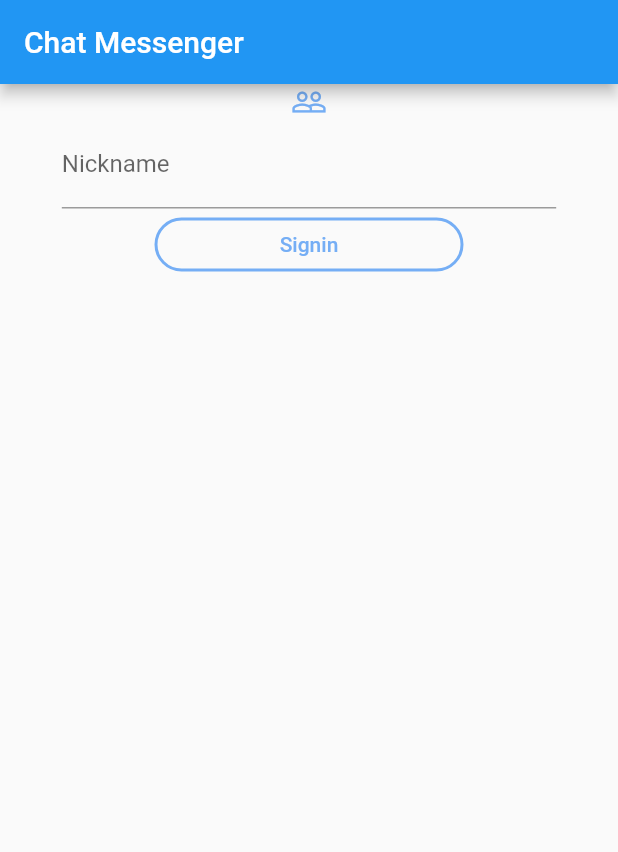
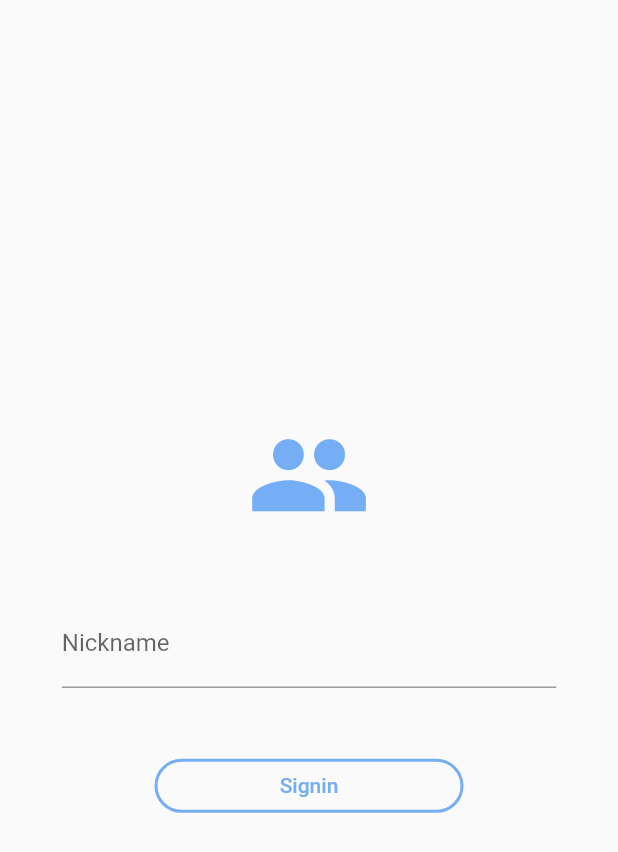
Before and after one commit to jlaskowska/chat_messenger, a Flutter app: the screen it shows after launch, on a phone screen of 412 x 824 dp. Shown: the top 852 px of the screen. Run offline on Flutter 3.47's test engine with Material 2 defaults, Android fonts, the phone set to English and light mode, and no system bars; our stand-ins replace firebase_auth, flutter_secure_storage, mobx; accounts and stored records are empty; generated files the repository leaves out were written again.

Commit message:
UI tweaks.

```diff
--- a/lib/main.dart
+++ b/lib/main.dart
@@ -46,9 +46,9 @@ class HomeScreen extends StatelessWidget {
   @override
   Widget build(BuildContext context) {
     return Scaffold(
-        appBar: AppBar(
-          title: Text(AppLocalizations.appTitle),
-        ),
+        // appBar: AppBar(
+        //   title: Text(AppLocalizations.appTitle),
+        // ),
         body: GestureDetector(
       // GestureDetector dismisses the keyboard when the user clicks outside of the TextField
       behavior: HitTestBehavior.opaque,
--- a/lib/widgets/signin_screen/signin_screen.dart
+++ b/lib/widgets/signin_screen/signin_screen.dart
@@ -7,11 +7,6 @@ import 'package:chatroom/widgets/signin_screen/signin_screen_store.dart';
 import 'package:flutter/material.dart';
 import 'package:provider/provider.dart';
 
-import '../../localizations.dart';
-import '../../localizations.dart';
-import '../../localizations.dart';
-import '../../localizations.dart';
-import '../../localizations.dart';
 import '../../localizations.dart';
 
 class SigninScreen extends StatelessWidget {
@@ -23,10 +18,15 @@ class SigninScreen extends StatelessWidget {
 
     return LayoutBuilder(
       builder: (context, constraints) => Column(
+        mainAxisAlignment: MainAxisAlignment.center,
         children: <Widget>[
-          Icon(
-            Icons.people_outline,
+          Padding(
+            padding: EdgeInsets.symmetric(vertical: constraints.maxHeight * 0.05),
+            child: Icon(
+              Icons.people,
               color: AppColors.blue,
+              size: constraints.maxWidth * 0.20,
+            ),
           ),
           Padding(
             padding: EdgeInsets.symmetric(horizontal: constraints.maxWidth * 0.10),
@@ -50,6 +50,8 @@ class SigninScreen extends StatelessWidget {
           ),
           ButtonTheme(
             minWidth: constraints.maxWidth * 0.5,
+            child: Padding(
+              padding: EdgeInsets.symmetric(vertical: constraints.maxHeight * 0.05),
               child: OutlineButton(
                 onPressed: store.canSignin
                     ? () async {
@@ -79,12 +81,15 @@ class SigninScreen extends StatelessWidget {
                         }
                       }
                     : null,
-              shape: RoundedRectangleBorder(borderRadius: BorderRadius.circular(30.0)),
+                shape: RoundedRectangleBorder(
+                  borderRadius: BorderRadius.circular(30.0),
+                ),
                 borderSide: BorderSide(color: Theme.of(context).accentColor, width: 2),
                 child: Text(
                   AppLocalizations.signinScreenSigininButtonLabel,
                   style: TextStyle(
                     color: Theme.of(context).accentColor,
+                  ),
                 ),
               ),
             ),
```
Lines whose indentation alone changed are shown as unchanged.
